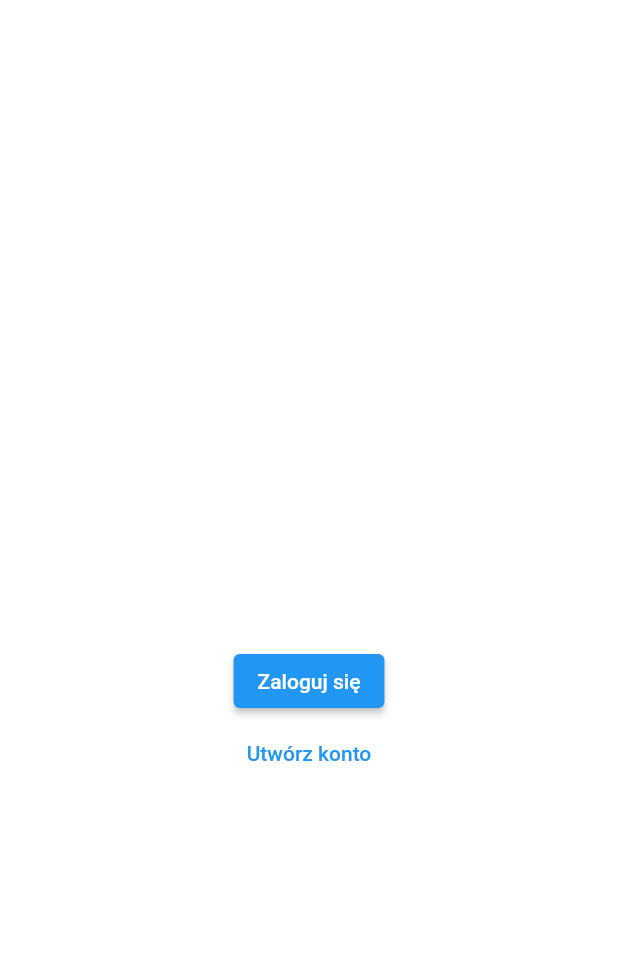
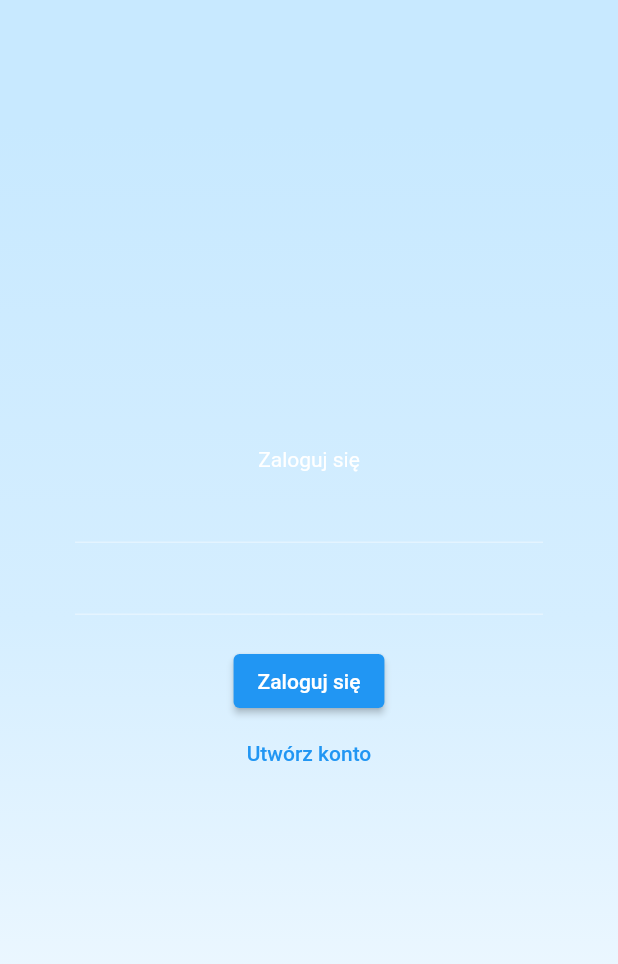
Before and after one commit to sebastiangirsza/ShopListApp, a Flutter app: the screen it shows after launch, on a phone screen of 412 x 824 dp. Shown: the top 964 px of the screen. Run offline on Flutter 3.47's test engine with Material 2 defaults, Android fonts, the phone set to English and light mode, and no system bars; our stand-ins replace cloud_firestore, file_picker, firebase_auth, firebase_core, firebase_storage, flutter_bloc and 4 more; missing offline and left inert: cell_calendar; accounts and stored records are empty.

Commit message:
Change login page color

```diff
--- a/lib/app/login/login_page.dart
+++ b/lib/app/login/login_page.dart
@@ -19,7 +19,21 @@ class _LoginPageState extends State<LoginPage> {
 
   @override
   Widget build(BuildContext context) {
-    return Scaffold(
+    return Container(
+      decoration: const BoxDecoration(
+        gradient: LinearGradient(
+          begin: Alignment.topCenter,
+          end: Alignment.bottomCenter,
+          stops: [0.1, 0.5, 0.7, 0.9],
+          colors: [
+            Color.fromARGB(255, 200, 233, 255),
+            Color.fromARGB(255, 213, 238, 255),
+            Color.fromARGB(255, 228, 244, 255),
+            Color.fromARGB(255, 244, 250, 255),
+          ],
+        ),
+      ),
+      child: Scaffold(
         body: Center(
           child: Padding(
             padding: const EdgeInsets.all(50.0),
@@ -59,8 +73,9 @@ class _LoginPageState extends State<LoginPage> {
                       }
                     }
                   },
-                child: Text(
-                    isCreatingAccount == true ? 'Utwórz konto' : 'Zaloguj się'),
+                  child: Text(isCreatingAccount == true
+                      ? 'Utwórz konto'
+                      : 'Zaloguj się'),
                 ),
                 if (isCreatingAccount == false) ...[
                   TextButton(
@@ -86,6 +101,7 @@ class _LoginPageState extends State<LoginPage> {
             ),
           ),
         ),
+      ),
     );
   }
 }
--- a/pubspec.yaml
+++ b/pubspec.yaml
@@ -17,7 +17,7 @@ publish_to: 'none' # Remove this line if you wish to publish to pub.dev
 # https://developer.apple.com/library/archive/documentation/General/Reference/InfoPlistKeyReference/Articles/CoreFoundationKeys.html
 # In Windows, build-name is used as the major, minor, and patch parts
 # of the product and file versions while build-number is used as the build suffix.
-version: 1.0.0+1
+version: 1.0.1+1
 
 environment:
   sdk: '>=2.18.0 <3.0.0'
```
Also changed, not shown: codemagic.yaml (added). Lines whose indentation alone changed are shown as unchanged.
